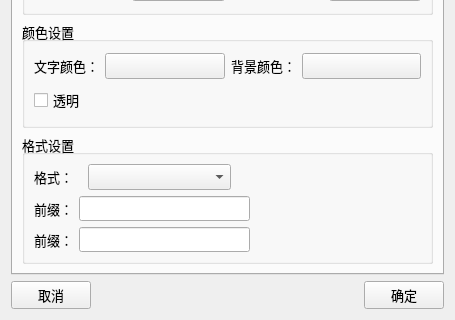
Qt form h5base/h5basehelp/UI/analoguepage.ui (rcshuangw/graph) before a commit; both pictures show x 0 to 455 and y 253 to 573 of the 455 by 573 pixel window.
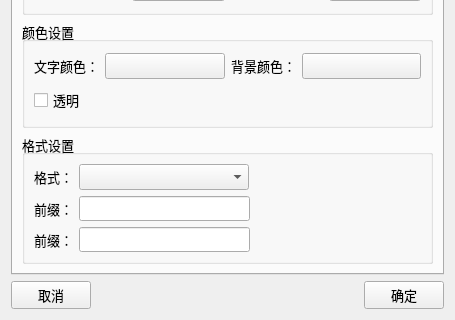
The same form after that commit.

Patch:
```diff
--- a/h5base/h5basehelp/UI/analoguepage.ui
+++ b/h5base/h5basehelp/UI/analoguepage.ui
@@ -252,7 +252,7 @@
          </property>
          <layout class="QVBoxLayout" name="verticalLayout_4">
           <item>
-           <layout class="QHBoxLayout" name="horizontalLayout_7" stretch="1,3,4">
+           <layout class="QHBoxLayout" name="horizontalLayout_7" stretch="0,0,0">
             <item>
              <widget class="QLabel" name="label_9">
               <property name="text">
@@ -264,7 +264,7 @@
              <widget class="QComboBox" name="pointFormatComboBox">
               <property name="minimumSize">
                <size>
-                <width>0</width>
+                <width>170</width>
                 <height>26</height>
                </size>
               </property>
```
Left out of the diff: 6 changed lines with no effect on the pictures.
